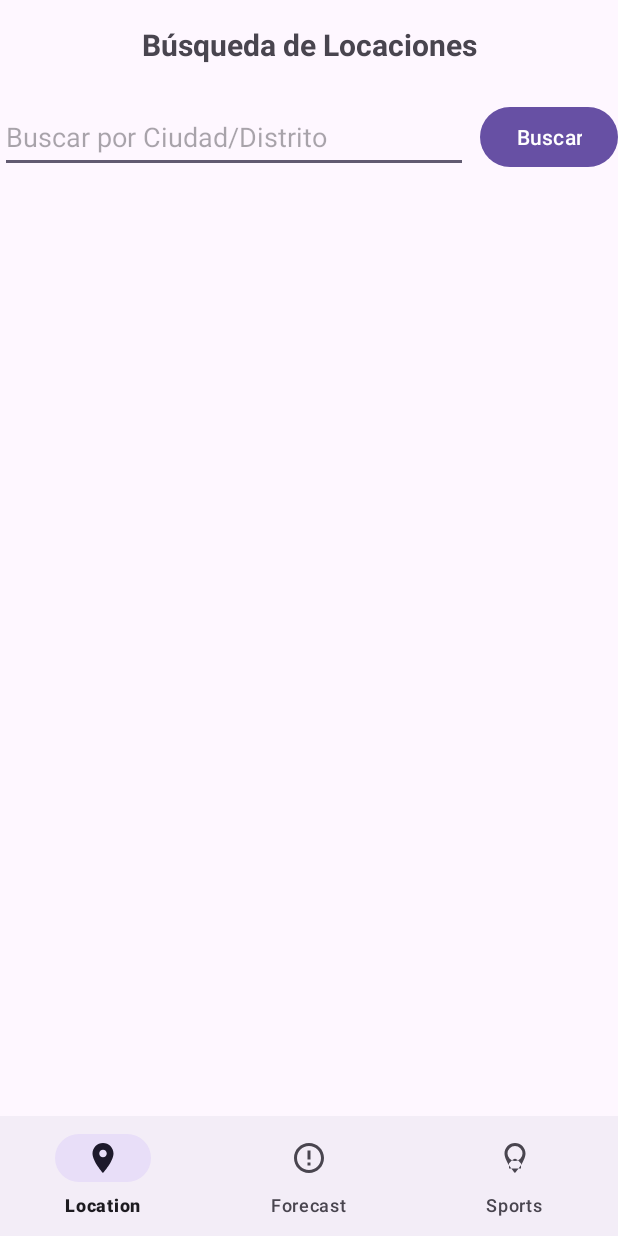
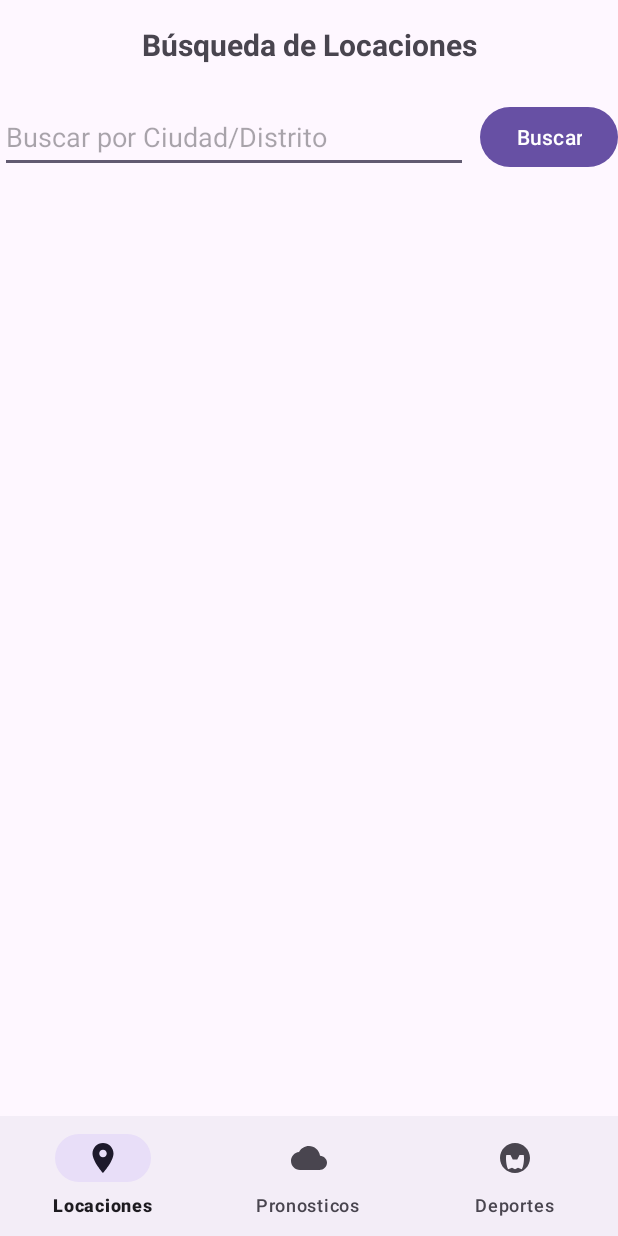
Before and after one commit to pedrinhobm/IOT_LAB4_20206156, an Android app: the AppActivity screen opened directly, with no data from a screen before it, on a phone screen of 412 x 824 dp. Run offline under Robolectric (Android 15) with nearby library versions, the phone set to English and light mode, and no system bars; our stand-ins replace navigation-ui.

Commit message:
nuevos iconos

```diff
--- a/app/src/main/res/drawable/ic_deportes.xml
+++ b/app/src/main/res/drawable/ic_deportes.xml
@@ -5,5 +5,5 @@
     android:viewportHeight="24">
     <path
         android:fillColor="#000000"
-        android:pathData="M12 2C8.14 2 5 5.14 5 9c0 5.25 7 13 7 13s7-7.75 7-13c0-3.86-3.14-7-7-7zm0 2a5 5 0 0 1 5 5 5 5 0 0 1-5 5 5 5 0 0 1-5-5 5 5 0 0 1 5-5zm0 8.5C13.38 12.5 16 15.62 16 15.62V19h-8v-3.38C8 15.62 10.62 12.5 12 12.5z"/>
+        android:pathData="M12,2C6.48,2 2,6.48 2,12s4.48,10 10,10 10-4.48 10-10S17.52,2 12,2zm4.5,17.5l-2.5-1l-2,1l-2-1l-2.5,1C6.67,18.26 6,15.25 6,12c0-0.68 0.07-1.35 0.18-2H9l1.5,3h3L15,10h2.82c0.11,0.65 0.18,1.32 0.18,2C18,15.25 17.33,18.26 16.5,19.5z"/>
 </vector>
--- a/app/src/main/res/drawable/ic_pronostico.xml
+++ b/app/src/main/res/drawable/ic_pronostico.xml
@@ -5,5 +5,5 @@
     android:viewportHeight="24">
     <path
         android:fillColor="#000000"
-        android:pathData="M12 2C6.48 2 2 6.48 2 12s4.48 10 10 10 10-4.48 10-10S17.52 2 12 2zm0 18c-4.42 0-8-3.58-8-8s3.58-8 8-8 8 3.58 8 8-3.58 8-8 8zm-1-5h2v2h-2zm0-8h2v6h-2z"/>
+        android:pathData="M19.36,10.46C18.67,6.59 15.64,4 12,4C9.11,4 6.6,5.64 5.35,8.04C2.34,8.36 0,10.91 0,14c0,3.31 2.69,6 6,6h13c2.76,0 5-2.24 5-5C24,12.58 21.94,10.67 19.36,10.46z"/>
 </vector>
--- a/app/src/main/res/menu/bottom_nav_menu.xml
+++ b/app/src/main/res/menu/bottom_nav_menu.xml
@@ -2,13 +2,13 @@
     <item
         android:id="@+id/locationFragment"
         android:icon="@drawable/ic_location"
-        android:title="Location" />
+        android:title="Locaciones" />
     <item
         android:id="@+id/pronosticoFragment"
         android:icon="@drawable/ic_pronostico"
-        android:title="Forecast" />
+        android:title="Pronosticos" />
     <item
         android:id="@+id/deportesFragment"
         android:icon="@drawable/ic_deportes"
-        android:title="Sports" />
+        android:title="Deportes" />
 </menu>
```
